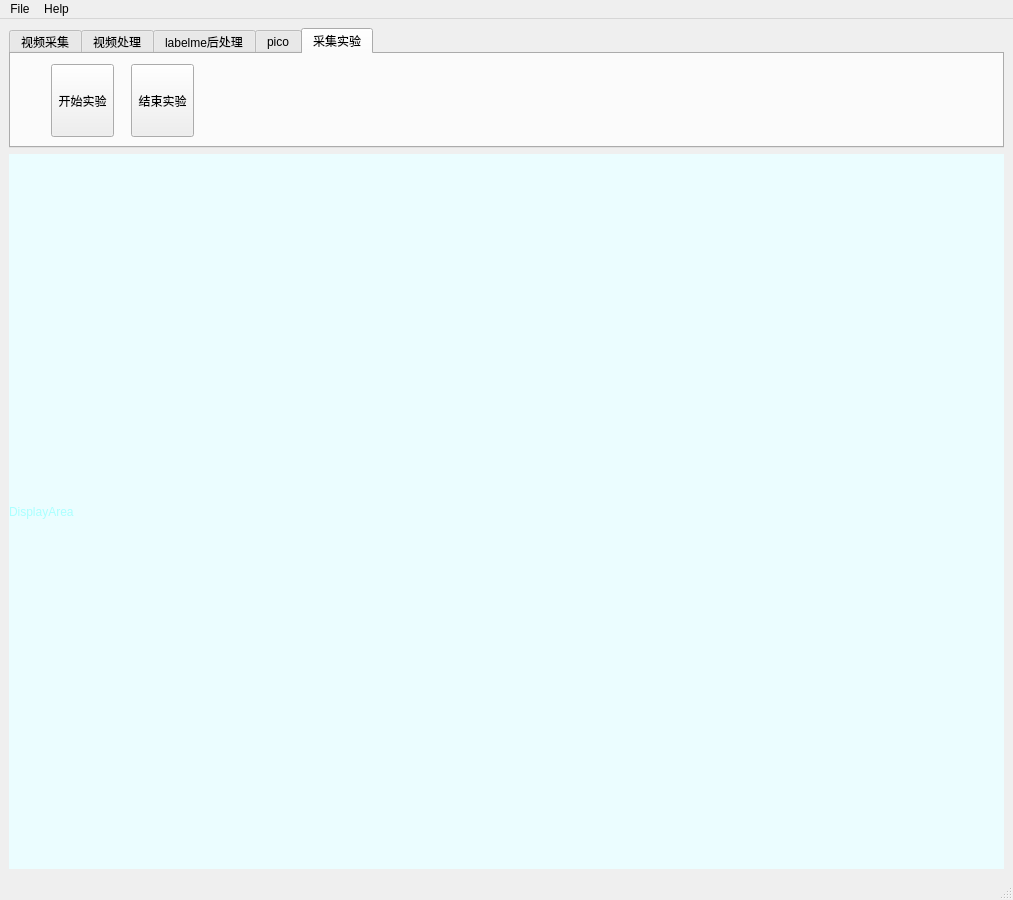
The window that mainWindowGUI.ui (pchly/MCFairMotDataGatherPlatform_Python) describes before a commit, drawn with Qt 5.
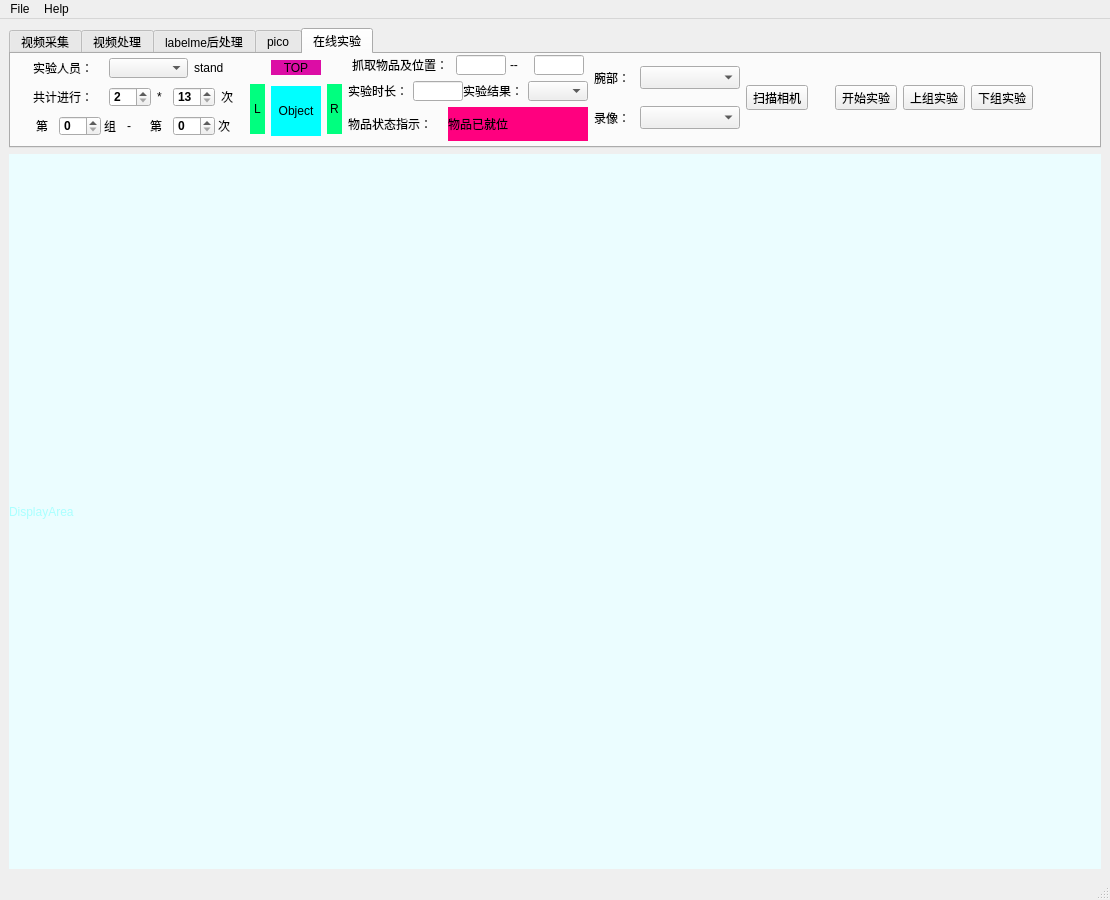
The same window after the commit. The open tabs and pages were chosen to show the change. Icons and pictures are not drawn.

Commit message: pch-2022-07-01-add test model

What changed in the file:
```diff
--- a/mainWindowGUI.ui
+++ b/mainWindowGUI.ui
@@ -6,7 +6,7 @@
    <rect>
     <x>0</x>
     <y>0</y>
-    <width>1013</width>
+    <width>1110</width>
     <height>900</height>
    </rect>
   </property>
@@ -3483,65 +3483,987 @@
         </widget>
         <widget class="QWidget" name="tab_3">
          <attribute name="title">
-          <string>采集实验</string>
+          <string>在线实验</string>
          </attribute>
-         <widget class="QToolButton" name="toolButton_startTest">
+         <widget class="QWidget" name="layoutWidget">
           <property name="geometry">
            <rect>
-            <x>40</x>
-            <y>10</y>
-            <width>63</width>
-            <height>73</height>
+            <x>1</x>
+            <y>1</y>
+            <width>1042</width>
+            <height>86</height>
            </rect>
           </property>
-          <property name="styleSheet">
-           <string notr="true"/>
-          </property>
-          <property name="text">
-           <string>开始实验</string>
-          </property>
-          <property name="icon">
-           <iconset resource="toolButtonIcon.qrc">
-            <normaloff>:/toolButton/static/clipVideo.png</normaloff>:/toolButton/static/clipVideo.png</iconset>
-          </property>
-          <property name="iconSize">
-           <size>
-            <width>50</width>
-            <height>50</height>
-           </size>
-          </property>
-          <property name="toolButtonStyle">
-           <enum>Qt::ToolButtonTextUnderIcon</enum>
-          </property>
-         </widget>
-         <widget class="QToolButton" name="toolButton_stopTest">
-          <property name="geometry">
-           <rect>
-            <x>120</x>
-            <y>10</y>
-            <width>63</width>
-            <height>73</height>
-           </rect>
-          </property>
-          <property name="styleSheet">
-           <string notr="true"/>
-          </property>
-          <property name="text">
-           <string>结束实验</string>
-          </property>
-          <property name="icon">
-           <iconset resource="toolButtonIcon.qrc">
-            <normaloff>:/toolButton/static/clipVideo.png</normaloff>:/toolButton/static/clipVideo.png</iconset>
-          </property>
-          <property name="iconSize">
-           <size>
-            <width>50</width>
-            <height>50</height>
-           </size>
-          </property>
-          <property name="toolButtonStyle">
-           <enum>Qt::ToolButtonTextUnderIcon</enum>
-          </property>
+          <layout class="QHBoxLayout" name="horizontalLayout_50">
+           <item>
+            <layout class="QHBoxLayout" name="horizontalLayout_45">
+             <item>
+              <layout class="QVBoxLayout" name="verticalLayout_16">
+               <item>
+                <layout class="QHBoxLayout" name="horizontalLayout_37">
+                 <item>
+                  <widget class="QLabel" name="label_42">
+                   <property name="minimumSize">
+                    <size>
+                     <width>70</width>
+                     <height>15</height>
+                    </size>
+                   </property>
+                   <property name="maximumSize">
+                    <size>
+                     <width>70</width>
+                     <height>15</height>
+                    </size>
+                   </property>
+                   <property name="text">
+                    <string>实验人员：</string>
+                   </property>
+                  </widget>
+                 </item>
+                 <item>
+                  <widget class="QComboBox" name="comboBox_testPeople">
+                   <property name="minimumSize">
+                    <size>
+                     <width>0</width>
+                     <height>20</height>
+                    </size>
+                   </property>
+                   <property name="maximumSize">
+                    <size>
+                     <width>16777215</width>
+                     <height>20</height>
+                    </size>
+                   </property>
+                   <property name="font">
+                    <font>
+                     <weight>75</weight>
+                     <bold>true</bold>
+                    </font>
+                   </property>
+                  </widget>
+                 </item>
+                 <item>
+                  <widget class="QLabel" name="label_sitOrStand">
+                   <property name="minimumSize">
+                    <size>
+                     <width>50</width>
+                     <height>20</height>
+                    </size>
+                   </property>
+                   <property name="maximumSize">
+                    <size>
+                     <width>50</width>
+                     <height>20</height>
+                    </size>
+                   </property>
+                   <property name="text">
+                    <string>stand</string>
+                   </property>
+                  </widget>
+                 </item>
+                </layout>
+               </item>
+               <item>
+                <layout class="QHBoxLayout" name="horizontalLayout_38">
+                 <item>
+                  <widget class="QLabel" name="label_48">
+                   <property name="minimumSize">
+                    <size>
+                     <width>70</width>
+                     <height>15</height>
+                    </size>
+                   </property>
+                   <property name="maximumSize">
+                    <size>
+                     <width>70</width>
+                     <height>15</height>
+                    </size>
+                   </property>
+                   <property name="text">
+                    <string>共计进行：</string>
+                   </property>
+                  </widget>
+                 </item>
+                 <item>
+                  <widget class="QSpinBox" name="spinBox_testGroupAll">
+                   <property name="minimumSize">
+                    <size>
+                     <width>42</width>
+                     <height>20</height>
+                    </size>
+                   </property>
+                   <property name="maximumSize">
+                    <size>
+                     <width>30</width>
+                     <height>20</height>
+                    </size>
+                   </property>
+                   <property name="font">
+                    <font>
+                     <weight>75</weight>
+                     <bold>true</bold>
+                    </font>
+                   </property>
+                   <property name="minimum">
+                    <number>2</number>
+                   </property>
+                  </widget>
+                 </item>
+                 <item>
+                  <widget class="QLabel" name="label_50">
+                   <property name="minimumSize">
+                    <size>
+                     <width>10</width>
+                     <height>15</height>
+                    </size>
+                   </property>
+                   <property name="maximumSize">
+                    <size>
+                     <width>10</width>
+                     <height>15</height>
+                    </size>
+                   </property>
+                   <property name="sizeIncrement">
+                    <size>
+                     <width>20</width>
+                     <height>15</height>
+                    </size>
+                   </property>
+                   <property name="baseSize">
+                    <size>
+                     <width>20</width>
+                     <height>15</height>
+                    </size>
+                   </property>
+                   <property name="text">
+                    <string>*</string>
+                   </property>
+                  </widget>
+                 </item>
+                 <item>
+                  <widget class="QSpinBox" name="spinBox_testNumAll">
+                   <property name="minimumSize">
+                    <size>
+                     <width>42</width>
+                     <height>20</height>
+                    </size>
+                   </property>
+                   <property name="maximumSize">
+                    <size>
+                     <width>30</width>
+                     <height>20</height>
+                    </size>
+                   </property>
+                   <property name="font">
+                    <font>
+                     <weight>75</weight>
+                     <bold>true</bold>
+                    </font>
+                   </property>
+                   <property name="minimum">
+                    <number>13</number>
+                   </property>
+                  </widget>
+                 </item>
+                 <item>
+                  <widget class="QLabel" name="label_52">
+                   <property name="minimumSize">
+                    <size>
+                     <width>20</width>
+                     <height>15</height>
+                    </size>
+                   </property>
+                   <property name="maximumSize">
+                    <size>
+                     <width>20</width>
+                     <height>15</height>
+                    </size>
+                   </property>
+                   <property name="sizeIncrement">
+                    <size>
+                     <width>20</width>
+                     <height>15</height>
+                    </size>
+                   </property>
+                   <property name="baseSize">
+                    <size>
+                     <width>20</width>
+                     <height>15</height>
+                    </size>
+                   </property>
+                   <property name="text">
+                    <string>次</string>
+                   </property>
+                  </widget>
+                 </item>
+                </layout>
+               </item>
+               <item>
+                <layout class="QHBoxLayout" name="horizontalLayout_36">
+                 <property name="spacing">
+                  <number>0</number>
+                 </property>
+                 <item>
+                  <widget class="QLabel" name="label_43">
+                   <property name="minimumSize">
+                    <size>
+                     <width>20</width>
+                     <height>15</height>
+                    </size>
+                   </property>
+                   <property name="maximumSize">
+                    <size>
+                     <width>20</width>
+                     <height>15</height>
+                    </size>
+                   </property>
+                   <property name="sizeIncrement">
+                    <size>
+                     <width>20</width>
+                     <height>15</height>
+                    </size>
+                   </property>
+                   <property name="baseSize">
+                    <size>
+                     <width>20</width>
+                     <height>15</height>
+                    </size>
+                   </property>
+                   <property name="text">
+                    <string>第</string>
+                   </property>
+                  </widget>
+                 </item>
+                 <item>
+                  <widget class="QSpinBox" name="spinBox_testGroupCurrent">
+                   <property name="minimumSize">
+                    <size>
+                     <width>42</width>
+                     <height>20</height>
+                    </size>
+                   </property>
+                   <property name="maximumSize">
+                    <size>
+                     <width>35</width>
+                     <height>20</height>
+                    </size>
+                   </property>
+                   <property name="font">
+                    <font>
+                     <weight>75</weight>
+                     <bold>true</bold>
+                    </font>
+                   </property>
+                  </widget>
+                 </item>
+                 <item>
+                  <widget class="QLabel" name="label_45">
+                   <property name="minimumSize">
+                    <size>
+                     <width>20</width>
+                     <height>15</height>
+                    </size>
+                   </property>
+                   <property name="maximumSize">
+                    <size>
+                     <width>20</width>
+                     <height>15</height>
+                    </size>
+                   </property>
+                   <property name="sizeIncrement">
+                    <size>
+                     <width>20</width>
+                     <height>15</height>
+                    </size>
+                   </property>
+                   <property name="baseSize">
+                    <size>
+                     <width>20</width>
+                     <height>15</height>
+                    </size>
+                   </property>
+                   <property name="text">
+                    <string>组</string>
+                   </property>
+                  </widget>
+                 </item>
+                 <item>
+                  <widget class="QLabel" name="label_46">
+                   <property name="minimumSize">
+                    <size>
+                     <width>20</width>
+                     <height>15</height>
+                    </size>
+                   </property>
+                   <property name="maximumSize">
+                    <size>
+                     <width>20</width>
+                     <height>15</height>
+                    </size>
+                   </property>
+                   <property name="sizeIncrement">
+                    <size>
+                     <width>20</width>
+                     <height>15</height>
+                    </size>
+                   </property>
+                   <property name="baseSize">
+                    <size>
+                     <width>20</width>
+                     <height>15</height>
+                    </size>
+                   </property>
+                   <property name="text">
+                    <string>-</string>
+                   </property>
+                  </widget>
+                 </item>
+                 <item>
+                  <widget class="QLabel" name="label_44">
+                   <property name="minimumSize">
+                    <size>
+                     <width>20</width>
+                     <height>15</height>
+                    </size>
+                   </property>
+                   <property name="maximumSize">
+                    <size>
+                     <width>20</width>
+                     <height>15</height>
+                    </size>
+                   </property>
+                   <property name="sizeIncrement">
+                    <size>
+                     <width>20</width>
+                     <height>15</height>
+                    </size>
+                   </property>
+                   <property name="baseSize">
+                    <size>
+                     <width>20</width>
+                     <height>15</height>
+                    </size>
+                   </property>
+                   <property name="text">
+                    <string>第</string>
+                   </property>
+                  </widget>
+                 </item>
+                 <item>
+                  <widget class="QSpinBox" name="spinBox_testNumCurrent">
+                   <property name="minimumSize">
+                    <size>
+                     <width>42</width>
+                     <height>20</height>
+                    </size>
+                   </property>
+                   <property name="maximumSize">
+                    <size>
+                     <width>35</width>
+                     <height>20</height>
+                    </size>
+                   </property>
+                   <property name="font">
+                    <font>
+                     <weight>75</weight>
+                     <bold>true</bold>
+                    </font>
+                   </property>
+                  </widget>
+                 </item>
+                 <item>
+                  <widget class="QLabel" name="label_47">
+                   <property name="minimumSize">
+                    <size>
+                     <width>20</width>
+                     <height>15</height>
+                    </size>
+                   </property>
+                   <property name="maximumSize">
+                    <size>
+                     <width>20</width>
+                     <height>15</height>
+                    </size>
+                   </property>
+                   <property name="sizeIncrement">
+                    <size>
+                     <width>20</width>
+                     <height>15</height>
+                    </size>
+                   </property>
+                   <property name="baseSize">
+                    <size>
+                     <width>20</width>
+                     <height>15</height>
+                    </size>
+                   </property>
+                   <property name="text">
+                    <string>次</string>
+                   </property>
+                  </widget>
+                 </item>
+                </layout>
+               </item>
+              </layout>
+             </item>
+             <item>
+              <layout class="QHBoxLayout" name="horizontalLayout_39">
+               <item>
+                <layout class="QVBoxLayout" name="verticalLayout_21">
+                 <property name="topMargin">
+                  <number>23</number>
+                 </property>
+                 <item>
+                  <widget class="QLabel" name="label_objectSideL">
+                   <property name="minimumSize">
+                    <size>
+                     <width>15</width>
+                     <height>50</height>
+                    </size>
+                   </property>
+                   <property name="maximumSize">
+                    <size>
+                     <width>15</width>
+                     <height>50</height>
+                    </size>
+                   </property>
+                   <property name="styleSheet">
+                    <string notr="true">background-color: rgb(0, 255, 127);</string>
+                   </property>
+                   <property name="text">
+                    <string>L</string>
+                   </property>
+                   <property name="alignment">
+                    <set>Qt::AlignCenter</set>
+                   </property>
+                  </widget>
+                 </item>
+                </layout>
+               </item>
+               <item>
+                <layout class="QVBoxLayout" name="verticalLayout_17">
+                 <item>
+                  <widget class="QLabel" name="label_ObjectTop">
+                   <property name="minimumSize">
+                    <size>
+                     <width>50</width>
+                     <height>15</height>
+                    </size>
+                   </property>
+                   <property name="maximumSize">
+                    <size>
+                     <width>50</width>
+                     <height>15</height>
+                    </size>
+                   </property>
+                   <property name="styleSheet">
+                    <string notr="true">background-color: rgb(220, 13, 165);</string>
+                   </property>
+                   <property name="text">
+                    <string>TOP</string>
+                   </property>
+                   <property name="alignment">
+                    <set>Qt::AlignCenter</set>
+                   </property>
+                  </widget>
+                 </item>
+                 <item>
+                  <widget class="QLabel" name="label_Object">
+                   <property name="minimumSize">
+                    <size>
+                     <width>50</width>
+                     <height>50</height>
+                    </size>
+                   </property>
+                   <property name="maximumSize">
+                    <size>
+                     <width>50</width>
+                     <height>50</height>
+                    </size>
+                   </property>
+                   <property name="styleSheet">
+                    <string notr="true">background-color: rgb(0, 170, 255);
+background-color: rgb(0, 255, 255);</string>
+                   </property>
+                   <property name="text">
+                    <string>Object</string>
+                   </property>
+                   <property name="alignment">
+                    <set>Qt::AlignCenter</set>
+                   </property>
+                  </widget>
+                 </item>
+                </layout>
+               </item>
+               <item>
+                <layout class="QVBoxLayout" name="verticalLayout_20">
+                 <property name="topMargin">
+                  <number>23</number>
+                 </property>
+                 <item>
+                  <widget class="QLabel" name="label_objectSideR">
+                   <property name="minimumSize">
+                    <size>
+                     <width>15</width>
+                     <height>50</height>
+                    </size>
+                   </property>
+                   <property name="maximumSize">
+                    <size>
+                     <width>15</width>
+                     <height>50</height>
+                    </size>
+                   </property>
+                   <property name="styleSheet">
+                    <string notr="true">background-color: rgb(0, 255, 127);</string>
+                   </property>
+                   <property name="text">
+                    <string>R</string>
+                   </property>
+                   <property name="alignment">
+                    <set>Qt::AlignCenter</set>
+                   </property>
+                  </widget>
+                 </item>
+                </layout>
+               </item>
+              </layout>
+             </item>
+             <item>
+              <layout class="QVBoxLayout" name="verticalLayout_18">
+               <item>
+                <layout class="QHBoxLayout" name="horizontalLayout_40">
+                 <property name="spacing">
+                  <number>0</number>
+                 </property>
+                 <item>
+                  <widget class="QLabel" name="label_57">
+                   <property name="minimumSize">
+                    <size>
+                     <width>100</width>
+                     <height>15</height>
+                    </size>
+                   </property>
+                   <property name="maximumSize">
+                    <size>
+                     <width>100</width>
+                     <height>15</height>
+                    </size>
+                   </property>
+                   <property name="text">
+                    <string>抓取物品及位置：</string>
+                   </property>
+                  </widget>
+                 </item>
+                 <item>
+                  <widget class="QLineEdit" name="lineEdit_testObject">
+                   <property name="minimumSize">
+                    <size>
+                     <width>50</width>
+                     <height>20</height>
+                    </size>
+                   </property>
+                   <property name="maximumSize">
+                    <size>
+                     <width>50</width>
+                     <height>20</height>
+                    </size>
+                   </property>
+                   <property name="font">
+                    <font>
+                     <weight>75</weight>
+                     <bold>true</bold>
+                    </font>
+                   </property>
+                  </widget>
+                 </item>
+                 <item>
+                  <widget class="QLabel" name="label_56">
+                   <property name="minimumSize">
+                    <size>
+                     <width>20</width>
+                     <height>15</height>
+                    </size>
+                   </property>
+                   <property name="maximumSize">
+                    <size>
+                     <width>20</width>
+                     <height>15</height>
+                    </size>
+                   </property>
+                   <property name="sizeIncrement">
+                    <size>
+                     <width>20</width>
+                     <height>15</height>
+                    </size>
+                   </property>
+                   <property name="baseSize">
+                    <size>
+                     <width>20</width>
+                     <height>15</height>
+                    </size>
+                   </property>
+                   <property name="text">
+                    <string>--</string>
+                   </property>
+                  </widget>
+                 </item>
+                 <item>
+                  <widget class="QLineEdit" name="lineEdit_testObjectPart">
+                   <property name="minimumSize">
+                    <size>
+                     <width>50</width>
+                     <height>20</height>
+                    </size>
+                   </property>
+                   <property name="maximumSize">
+                    <size>
+                     <width>50</width>
+                     <height>20</height>
+                    </size>
+                   </property>
+                   <property name="font">
+                    <font>
+                     <weight>75</weight>
+                     <bold>true</bold>
+                    </font>
+                   </property>
+                  </widget>
+                 </item>
+                </layout>
+               </item>
+               <item>
+                <layout class="QHBoxLayout" name="horizontalLayout_43">
+                 <item>
+                  <layout class="QHBoxLayout" name="horizontalLayout_42">
+                   <property name="spacing">
+                    <number>0</number>
+                   </property>
+                   <item>
+                    <layout class="QHBoxLayout" name="horizontalLayout_41">
+                     <item>
+                      <widget class="QLabel" name="label_55">
+                       <property name="minimumSize">
+                        <size>
+                         <width>65</width>
+                         <height>15</height>
+                        </size>
+                       </property>
+                       <property name="maximumSize">
+                        <size>
+                         <width>65</width>
+                         <height>15</height>
+                        </size>
+                       </property>
+                       <property name="text">
+                        <string>实验时长：</string>
+                       </property>
+                      </widget>
+                     </item>
+                     <item>
+                      <widget class="QLineEdit" name="lineEdit_tesTime">
+                       <property name="minimumSize">
+                        <size>
+                         <width>50</width>
+                         <height>20</height>
+                        </size>
+                       </property>
+                       <property name="maximumSize">
+                        <size>
+                         <width>50</width>
+                         <height>20</height>
+                        </size>
+                       </property>
+                       <property name="font">
+                        <font>
+                         <weight>75</weight>
+                         <bold>true</bold>
+                        </font>
+                       </property>
+                      </widget>
+                     </item>
+                    </layout>
+                   </item>
+                   <item>
+                    <widget class="QLabel" name="label_58">
+                     <property name="minimumSize">
+                      <size>
+                       <width>65</width>
+                       <height>15</height>
+                      </size>
+                     </property>
+                     <property name="maximumSize">
+                      <size>
+                       <width>65</width>
+                       <height>15</height>
+                      </size>
+                     </property>
+                     <property name="text">
+                      <string>实验结果：</string>
+                     </property>
+                    </widget>
+                   </item>
+                   <item>
+                    <widget class="QComboBox" name="comboBox_testResult">
+                     <property name="minimumSize">
+                      <size>
+                       <width>60</width>
+                       <height>20</height>
+                      </size>
+                     </property>
+                     <property name="maximumSize">
+                      <size>
+                       <width>60</width>
+                       <height>20</height>
+                      </size>
+                     </property>
+                     <property name="font">
+                      <font>
+                       <weight>75</weight>
+                       <bold>true</bold>
+                      </font>
+                     </property>
+                    </widget>
+                   </item>
+                  </layout>
+                 </item>
+                </layout>
+               </item>
+               <item>
+                <layout class="QHBoxLayout" name="horizontalLayout_44">
+                 <property name="spacing">
+                  <number>0</number>
+                 </property>
+                 <item>
+                  <widget class="QLabel" name="label_59">
+                   <property name="minimumSize">
+                    <size>
+                     <width>100</width>
+                     <height>15</height>
+                    </size>
+                   </property>
+                   <property name="maximumSize">
+                    <size>
+                     <width>100</width>
+                     <height>15</height>
+                    </size>
+                   </property>
+                   <property name="text">
+                    <string>物品状态指示：</string>
+                   </property>
+                  </widget>
+                 </item>
+                 <item>
+                  <widget class="QLabel" name="label_60">
+                   <property name="styleSheet">
+                    <string notr="true">background-color: rgb(255, 0, 127);</string>
+                   </property>
+                   <property name="text">
+                    <string>物品已就位</string>
+                   </property>
+                  </widget>
+                 </item>
+                </layout>
+               </item>
+              </layout>
+             </item>
+             <item>
+              <layout class="QHBoxLayout" name="horizontalLayout_48">
+               <item>
+                <layout class="QVBoxLayout" name="verticalLayout_19">
+                 <item>
+                  <layout class="QHBoxLayout" name="horizontalLayout_46">
+                   <item>
+                    <widget class="QLabel" name="label_49">
+                     <property name="minimumSize">
+                      <size>
+                       <width>40</width>
+                       <height>0</height>
+                      </size>
+                     </property>
+                     <property name="maximumSize">
+                      <size>
+                       <width>40</width>
+                       <height>16777215</height>
+                      </size>
+                     </property>
+                     <property name="text">
+                      <string>腕部：</string>
+                     </property>
+                    </widget>
+                   </item>
+                   <item>
+                    <widget class="QComboBox" name="comboBox_cameraDeviceList_wrist">
+                     <property name="minimumSize">
+                      <size>
+                       <width>100</width>
+                       <height>23</height>
+                      </size>
+                     </property>
+                     <property name="maximumSize">
+                      <size>
+                       <width>100</width>
+                       <height>23</height>
+                      </size>
+                     </property>
+                     <property name="font">
+                      <font>
+                       <weight>75</weight>
+                       <bold>true</bold>
+                      </font>
+                     </property>
+                    </widget>
+                   </item>
+                  </layout>
+                 </item>
+                 <item>
+                  <layout class="QHBoxLayout" name="horizontalLayout_47">
+                   <item>
+                    <widget class="QLabel" name="label_51">
+                     <property name="minimumSize">
+                      <size>
+                       <width>40</width>
+                       <height>0</height>
+                      </size>
+                     </property>
+                     <property name="maximumSize">
+                      <size>
+                       <width>40</width>
+                       <height>16777215</height>
+                      </size>
+                     </property>
+                     <property name="text">
+                      <string>录像：</string>
+                     </property>
+                    </widget>
+                   </item>
+                   <item>
+                    <widget class="QComboBox" name="comboBox_cameraDeviceList_record">
+                     <property name="minimumSize">
+                      <size>
+                       <width>100</width>
+                       <height>23</height>
+                      </size>
+                     </property>
+                     <property name="maximumSize">
+                      <size>
+                       <width>100</width>
+                       <height>23</height>
+                      </size>
+                     </property>
+                     <property name="font">
+                      <font>
+                       <weight>75</weight>
+                       <bold>true</bold>
+                      </font>
+                     </property>
+                    </widget>
+                   </item>
+                  </layout>
+                 </item>
+                </layout>
+               </item>
+               <item>
+                <widget class="QToolButton" name="toolButton_scanCamera_test">
+                 <property name="styleSheet">
+                  <string notr="true"/>
+                 </property>
+                 <property name="text">
+                  <string>扫描相机</string>
+                 </property>
+                 <property name="icon">
+                  <iconset resource="toolButtonIcon.qrc">
+                   <normaloff>:/toolButton/static/scanCamera.png</normaloff>:/toolButton/static/scanCamera.png</iconset>
+                 </property>
+                 <property name="iconSize">
+                  <size>
+                   <width>50</width>
+                   <height>50</height>
+                  </size>
+                 </property>
+                 <property name="toolButtonStyle">
+                  <enum>Qt::ToolButtonTextUnderIcon</enum>
+                 </property>
+                </widget>
+               </item>
+              </layout>
+             </item>
+            </layout>
+           </item>
+           <item>
+            <layout class="QHBoxLayout" name="horizontalLayout_49">
+             <item>
+              <widget class="QToolButton" name="toolButton_startTest">
+               <property name="styleSheet">
+                <string notr="true"/>
+               </property>
+               <property name="text">
+                <string>开始实验</string>
+               </property>
+               <property name="icon">
+                <iconset resource="toolButtonIcon.qrc">
+                 <normaloff>:/toolButton/static/startTest.png</normaloff>:/toolButton/static/startTest.png</iconset>
+               </property>
+               <property name="iconSize">
+                <size>
+                 <width>50</width>
+                 <height>50</height>
+                </size>
+               </property>
+               <property name="toolButtonStyle">
+                <enum>Qt::ToolButtonTextUnderIcon</enum>
+               </property>
+              </widget>
+             </item>
+             <item>
+              <widget class="QToolButton" name="toolButton_lastTest">
+               <property name="styleSheet">
+                <string notr="true"/>
+               </property>
+               <property name="text">
+                <string>上组实验</string>
+               </property>
+               <property name="icon">
+                <iconset resource="toolButtonIcon.qrc">
+                 <normaloff>:/toolButton/static/last.png</normaloff>:/toolButton/static/last.png</iconset>
+               </property>
+               <property name="iconSize">
+                <size>
+                 <width>50</width>
+                 <height>50</height>
+                </size>
+               </property>
+               <property name="toolButtonStyle">
+                <enum>Qt::ToolButtonTextUnderIcon</enum>
+               </property>
+              </widget>
+             </item>
+             <item>
+              <widget class="QToolButton" name="toolButton_nextTest">
+               <property name="styleSheet">
+                <string notr="true"/>
+               </property>
+               <property name="text">
+                <string>下组实验</string>
+               </property>
+               <property name="icon">
+                <iconset resource="toolButtonIcon.qrc">
+                 <normaloff>:/toolButton/static/next.png</normaloff>:/toolButton/static/next.png</iconset>
+               </property>
+               <property name="iconSize">
+                <size>
+                 <width>50</width>
+                 <height>50</height>
+                </size>
+               </property>
+               <property name="toolButtonStyle">
+                <enum>Qt::ToolButtonTextUnderIcon</enum>
+               </property>
+              </widget>
+             </item>
+            </layout>
+           </item>
+          </layout>
          </widget>
         </widget>
        </widget>
@@ -3572,7 +4494,7 @@
     <rect>
      <x>0</x>
      <y>0</y>
-     <width>1013</width>
+     <width>1110</width>
      <height>33</height>
     </rect>
    </property>
```
Left out of the diff: 12 changed lines with no effect on the pictures. The commit also changes 20 other files.
